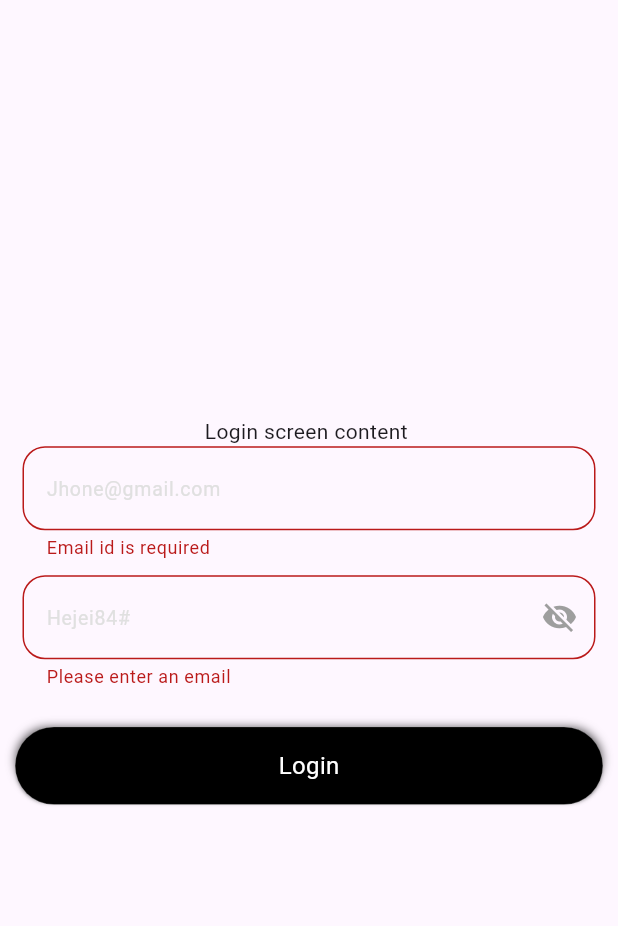
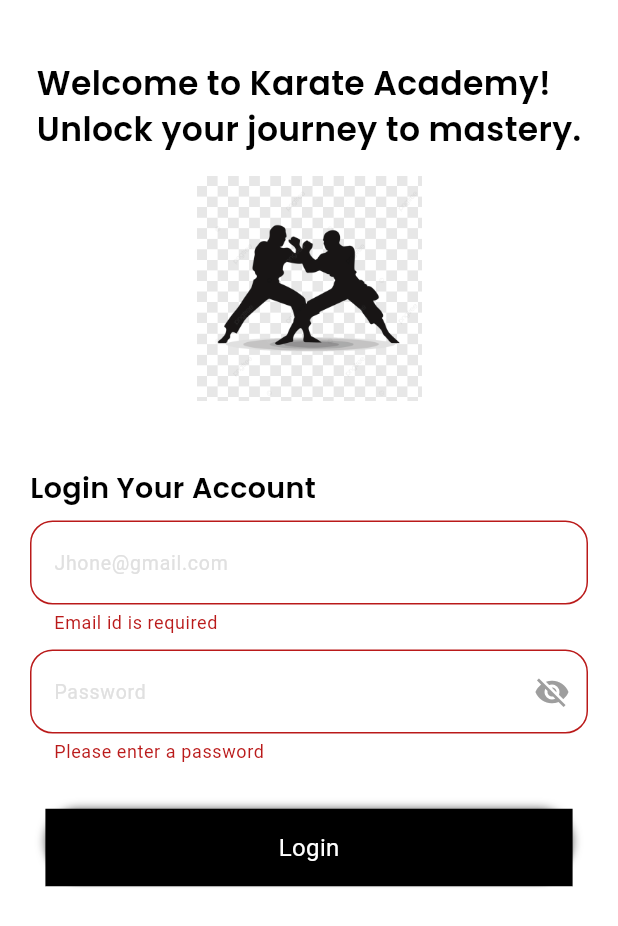
Before and after one commit to muhammadfazilkp/Karat-Champs, a Flutter app: the screen it shows after launch, after a tap on "Login", on a phone screen of 412 x 824 dp. Shown: the top 926 px of the screen. Run offline on Flutter 3.47's test engine with Material 3 defaults, Android fonts, the phone set to English and light mode, and no system bars; our stand-ins replace flutter_screenutil, fluttertoast, shared_preferences, stacked; accounts and stored records are empty.

Commit message:
changed login ui

```diff
--- a/lib/app/router.dart
+++ b/lib/app/router.dart
@@ -1,5 +1,6 @@
 import 'package:flutter/material.dart';
 import 'package:karatte_kid/constant/app_constant.dart';
+import 'package:karatte_kid/ui/home/homeview.dart';
 import 'package:karatte_kid/ui/login/loginview.dart';
 import 'package:karatte_kid/ui/splash/splash_view.dart';
 
@@ -16,6 +17,10 @@ class PageRouter {
         return MaterialPageRoute(
             builder: (context) => const SplashView(), settings: settings);
 
+      case RoutePaths.homeview:
+        return MaterialPageRoute(
+            builder: (context) => const Homeview(), settings: settings);
+
       default:
         return MaterialPageRoute(
           builder: (_) => Scaffold(
--- a/lib/constant/app_constant.dart
+++ b/lib/constant/app_constant.dart
@@ -3,3 +3,7 @@ abstract class RoutePaths {
   static const String homeview = '/homeview';
   static const String splashView = '/splashView';
 }
+
+abstract class FontFamily {
+  static String poppins = 'Poppins';
+}
--- a/lib/ui/login/loginview.dart
+++ b/lib/ui/login/loginview.dart
@@ -3,6 +3,7 @@ import 'package:karatte_kid/app/utils.dart';
 import 'package:karatte_kid/constant/app_constant.dart';
 import 'package:karatte_kid/service/navigation_srvices.dart';
 import 'package:karatte_kid/ui/login/login_viewmodel.dart';
+import 'package:karatte_kid/widgets/tost.dart';
 import 'package:provider/provider.dart';
 import 'package:stacked/stacked.dart';
 
@@ -15,18 +16,55 @@ class Loginview extends StatelessWidget {
       onViewModelReady: (viewModel) => viewModel.init(),
       builder: (context, model, _) {
         return Scaffold(
-          // backgroundColor: Colors.black,
-          body: Column(
-            mainAxisAlignment: MainAxisAlignment.center,
+          body: Container(
+            height: double.infinity,
+            width: double.infinity,
+            decoration: const BoxDecoration(
+              color: Colors.white,
+            ),
+            child: SingleChildScrollView(
+              child: Padding(
+                padding:
+                    const EdgeInsets.symmetric(horizontal: 20, vertical: 40),
+                child: Column(
+                  crossAxisAlignment: CrossAxisAlignment.center,
                   children: [
-              const Text("Login screen content "),
-              Padding(
-                padding: const EdgeInsets.symmetric(horizontal: 15),
-                child: Center(
-                  child: Form(
+                    const Text(
+                      "Welcome to Karate Academy!\nUnlock your journey to mastery.",
+                      style: TextStyle(
+                        color: Colors.black,
+                        fontSize: 22,
+                        fontFamily: 'Poppins',
+                        fontWeight: FontWeight.w600,
+                      ),
+                      textAlign: TextAlign.start,
+                    ),
+                    const SizedBox(height: 15),
+
+                    const Image(
+                      image: AssetImage('assets/images/karatte.png'),
+                      height: 150,
+                    ),
+                    const SizedBox(height: 45),
+
+                    const Align(
+                      alignment: Alignment.centerLeft,
+                      child: Text(
+                        'Login Your Account',
+                        style: TextStyle(
+                          color: Colors.black,
+                          fontSize: 19,
+                          fontFamily: 'Poppins',
+                          fontWeight: FontWeight.w600,
+                        ),
+                      ),
+                    ),
+                    const SizedBox(
+                      height: 8,
+                    ),
+                    Form(
                       key: model.formKey,
                       child: Column(
-                      mainAxisAlignment: MainAxisAlignment.center,
                         children: [
                           TextFormField(
                             decoration: InputDecoration(
@@ -45,12 +83,10 @@ class Loginview extends StatelessWidget {
                               return validateEmail(value);
                             },
                           ),
-                        const SizedBox(
-                          height: 10,
-                        ),
+                          const SizedBox(height: 10),
                           TextFormField(
                             decoration: InputDecoration(
-                            hintText: 'Hejei84#',
+                              hintText: 'Password',
                               hintStyle: TextStyle(
                                 color: Colors.grey[300],
                                 fontSize: 13,
@@ -70,36 +106,42 @@ class Loginview extends StatelessWidget {
                             ),
                             obscureText: !model.isPasswordVisible,
                             controller: model.passcodeController,
-                          keyboardType: TextInputType.emailAddress,
                             validator: (value) {
                               if (value == null || value.isEmpty) {
-                              return 'Please enter an email';
+                                return 'Please enter a password';
                               }
                               return null;
                             },
-                        )
+                          ),
                         ],
                       ),
                     ),
-                ),
-              ),
-              const SizedBox(
-                height: 15,
-              ),
+                    const SizedBox(height: 20),
+
+                    /// **Login Button**
                     loginButton(
                       label: "Login",
                       onPressed: () {
                         if (model.formKey.currentState!.validate()) {
-                    model.login(model.usernameController.text.trim(),
-                        model.passcodeController.text.trim());
+                          model.login(
+                            model.usernameController.text.trim(),
+                            model.passcodeController.text.trim(),
+                          );
+                          if (model.isLogedIn!) {
                             navigationService
                                 .pushNamedAndRemoveUntil(RoutePaths.homeview);
+                          }
+                          showToast(
+                              'Incorrect username or password. Please try again.');
                         }
                         model.usernameController.text = '';
                         model.passcodeController.text = '';
                       },
                     ),
                   ],
+                ),
+              ),
+            ),
           ),
         );
       },
@@ -127,10 +169,10 @@ Widget loginButton({
       decoration: BoxDecoration(
         border: Border.all(
           width: .2,
-          color: Colors.white, // Border is white for contrast
+          color: Colors.white,
           style: BorderStyle.solid,
         ),
-        borderRadius: BorderRadius.circular(30),
+        // borderRadius: BorderRadius.circular(30),
         gradient: const LinearGradient(
           begin: Alignment.topCenter,
           end: Alignment.bottomCenter,
--- /dev/null
+++ b/lib/ui/search/serch_viewmodel.dart
@@ -0,0 +1,5 @@
+import 'package:stacked/stacked.dart';
+
+class SerchViewmodel extends BaseViewModel {
+
+}
--- a/lib/ui/splash/splash_view_model.dart
+++ b/lib/ui/splash/splash_view_model.dart
@@ -1,12 +1,13 @@
 import 'package:karatte_kid/constant/app_constant.dart';
 import 'package:karatte_kid/service/navigation_srvices.dart';
-import 'package:shared_preferences/shared_preferences.dart';
+ import 'package:shared_preferences/shared_preferences.dart';
 import 'package:stacked/stacked.dart';
 
 class SplsahViewModel extends BaseViewModel {
   bool _isLoggedIn = false;
   bool get isLoggedIn => _isLoggedIn;
   Future<void> loginCheck() async {
+    _isLoggedIn=true;
     final prefs = await SharedPreferences.getInstance();
     _isLoggedIn = prefs.getBool('isLogdin') ?? false;
     if (_isLoggedIn) {
```
Also changed, not shown: lib/service/apiservice.dart (+11 -11 lines), lib/ui/bottom_nav/bottmnav_view.dart (added, +59 -0 lines), lib/ui/home/homeview.dart (+80 -1 lines), lib/ui/login/login_viewmodel.dart (+5 -2 lines), lib/ui/search/serchview.dart (added, +21 -0 lines), lib/widgets/custome_textform_feild.dart (+4 -4 lines), pubspec.yaml (+5 -3 lines), assets/images/karatte.png (added), assets/images/log_image.png (added), lib/models/login_model.dart (line endings or trailing spaces), lib/ui/bottom_nav/bottomnav_viewmodel.dart (added), pubspec.lock, 5 other files. Lines whose indentation alone changed are shown as unchanged.
